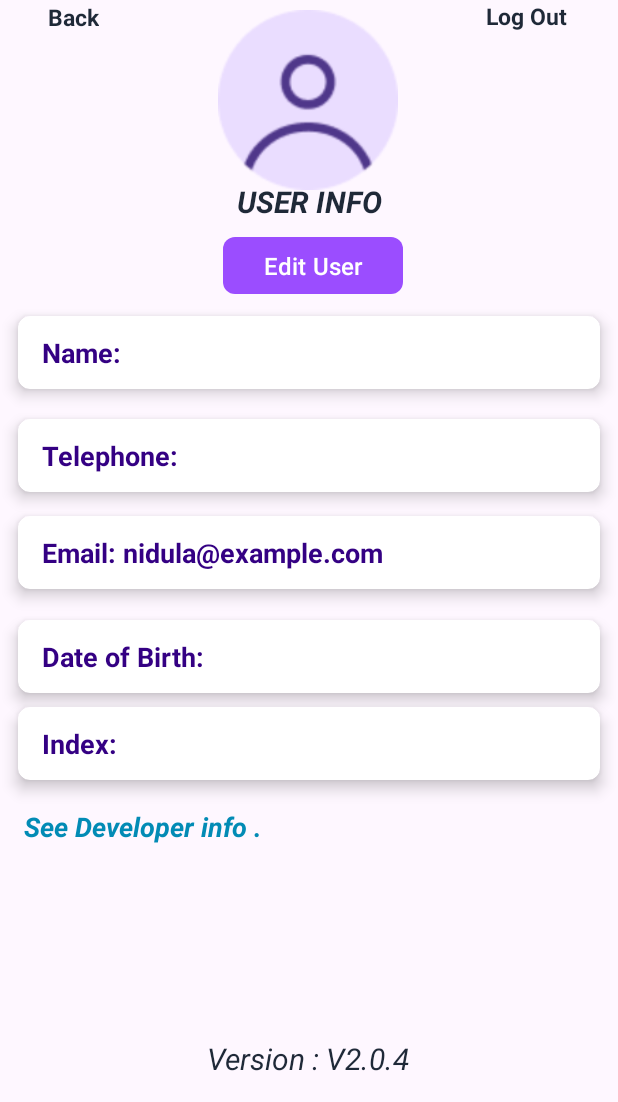
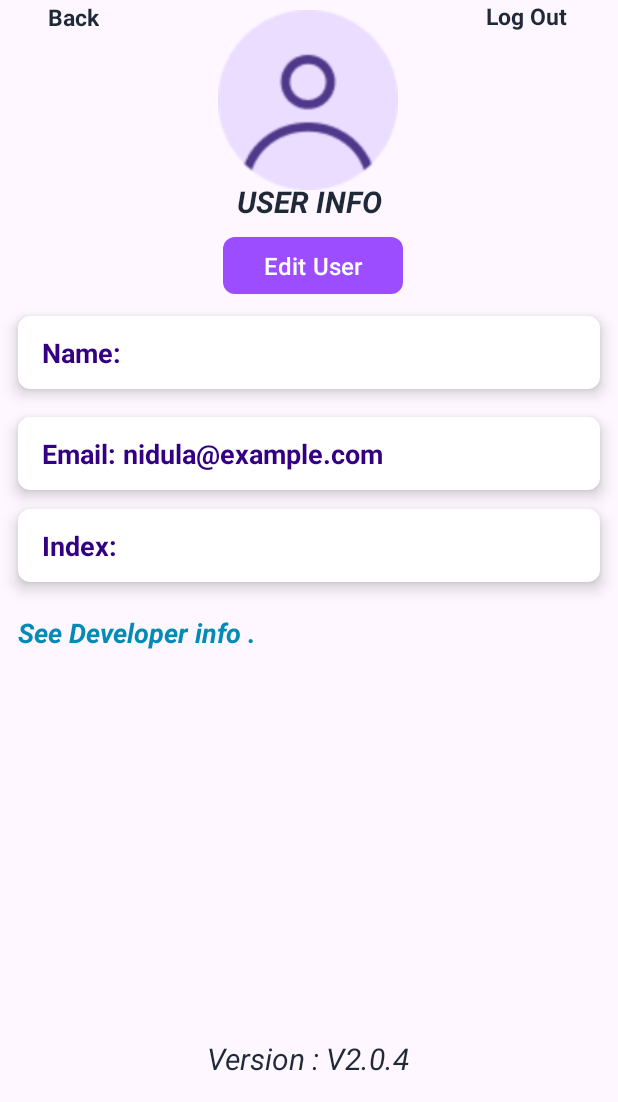
Before and after one commit to nidula6/FOTPulse, an Android app: the UserProfileActivity screen opened directly, with no data from a screen before it, after a tap on an icon or button, on a phone screen of 412 x 824 dp, the part 134-1236 px from its top. Run offline under Robolectric (Android 15) with nearby library versions, the phone set to English and light mode, and no system bars; our stand-ins replace Firebase (no records; nobody signed in at launch, a user with empty details on screens opened directly); 1 other tap on this screen came first.

Commit message:
bugs fixed

```diff
--- a/app/src/main/java/com/example/TechPulse/UserProfileActivity.java
+++ b/app/src/main/java/com/example/TechPulse/UserProfileActivity.java
@@ -1,5 +1,6 @@
 package com.example.TechPulse;
 
+import android.content.DialogInterface;
 import android.content.Intent;
 import android.os.Bundle;
 import android.view.View;
@@ -20,8 +21,8 @@ import com.google.firebase.database.FirebaseDatabase;
 public class UserProfileActivity extends AppCompatActivity {
 
     private ImageView logoutIcon, backIcon;
-    private TextView profileNameTextView, profileEmailTextView, profileTelephoneTextView, profileBirthdayTextView, profileIndexTextView;
-    private EditText profileNameEditText, profileEmailEditText, profileTelephoneEditText, profileBirthdayEditText, profileIndexEditText;
+    private TextView profileNameTextView, profileEmailTextView,profileIndexTextView;
+    private EditText profileNameEditText, profileEmailEditText, profileIndexEditText;
     private FirebaseAuth mAuth;
     private DatabaseReference usersRef;
     private MaterialButton editDetailsButton;
@@ -39,13 +40,9 @@ public class UserProfileActivity extends AppCompatActivity {
         // Bind views
         profileNameTextView = findViewById(R.id.profileNameTextView);
         profileEmailTextView = findViewById(R.id.profileEmailTextView);
-        profileTelephoneTextView = findViewById(R.id.profileTelephoneTextView);
-        profileBirthdayTextView = findViewById(R.id.profileBirthdayTextView);
         profileIndexTextView = findViewById(R.id.profileIndexTextView);
         profileNameEditText = findViewById(R.id.profileNameEditText);
         profileEmailEditText = findViewById(R.id.profileEmailEditText);
-        profileTelephoneEditText = findViewById(R.id.profileTelephoneEditText);
-        profileBirthdayEditText = findViewById(R.id.profileBirthdayEditText);
         profileIndexEditText = findViewById(R.id.profileIndexEditText);
         logoutIcon = findViewById(R.id.logout_icon);
         backIcon = findViewById(R.id.back_icon);
@@ -63,15 +60,11 @@ public class UserProfileActivity extends AppCompatActivity {
                     if (dataSnapshot.exists()) {
                         String name = dataSnapshot.child("name").getValue(String.class);
                         String email = dataSnapshot.child("email").getValue(String.class);
-                        String telephone = dataSnapshot.child("telephone").getValue(String.class);
-                        String birthday = dataSnapshot.child("birthday").getValue(String.class);
                         String index = dataSnapshot.child("indexNumber").getValue(String.class);
 
                         // Set data to TextViews
                         profileNameTextView.setText("Name: " + name);
                         profileEmailTextView.setText("Email: " + email);
-                        profileTelephoneTextView.setText("Telephone: " + telephone);
-                        profileBirthdayTextView.setText("Date of Birth: " + birthday);
                         profileIndexTextView.setText("Index: " + index);
                     }
                 } else {
@@ -87,60 +80,72 @@ public class UserProfileActivity extends AppCompatActivity {
                 if (isEditing) {
                     // Save changes to Firebase for editable fields
                     String updatedName = profileNameEditText.getText().toString();
-                    String updatedTelephone = profileTelephoneEditText.getText().toString();
-                    String updatedBirthday = profileBirthdayEditText.getText().toString();
+                    String updatedEmail = profileEmailEditText.getText().toString();
                     String updatedIndex = profileIndexEditText.getText().toString();
 
-                    // Do not update the email, keep it the same
+                    // Update the name, telephone, birthday, and index in Firebase Realtime Database
                     usersRef.child(userId).child("name").setValue(updatedName);
-                    usersRef.child(userId).child("telephone").setValue(updatedTelephone);
-                    usersRef.child(userId).child("birthday").setValue(updatedBirthday);
                     usersRef.child(userId).child("indexNumber").setValue(updatedIndex);
+
+                    // Update email in Firebase Authentication
+                    currentUser.updateEmail(updatedEmail).addOnCompleteListener(task -> {
+                        if (task.isSuccessful()) {
+                            // If email is updated in Firebase Authentication, update TextView
+                            profileEmailTextView.setText("Email: " + updatedEmail);
+                            Toast.makeText(UserProfileActivity.this, "Email updated successfully", Toast.LENGTH_SHORT).show();
+                        } else {
+                            Toast.makeText(UserProfileActivity.this, "Failed to update email", Toast.LENGTH_SHORT).show();
+                        }
+                    });
 
                     // Update the TextViews with the new values
                     profileNameTextView.setText("Name: " + updatedName);
-                    profileTelephoneTextView.setText("Telephone: " + updatedTelephone);
-                    profileBirthdayTextView.setText("Date of Birth: " + updatedBirthday);
                     profileIndexTextView.setText("Index: " + updatedIndex);
                 }
 
                 // Toggle visibility for editable fields
                 profileNameEditText.setVisibility(isEditing ? View.GONE : View.VISIBLE);
-                profileTelephoneEditText.setVisibility(isEditing ? View.GONE : View.VISIBLE);
-                profileBirthdayEditText.setVisibility(isEditing ? View.GONE : View.VISIBLE);
+                profileEmailEditText.setVisibility(isEditing ? View.GONE : View.VISIBLE);
                 profileIndexEditText.setVisibility(isEditing ? View.GONE : View.VISIBLE);
 
                 // Keep email TextView always visible
-                profileEmailTextView.setVisibility(View.VISIBLE);
+
 
                 // Toggle visibility for non-editable TextViews
                 profileNameTextView.setVisibility(isEditing ? View.VISIBLE : View.GONE);
-                profileTelephoneTextView.setVisibility(isEditing ? View.VISIBLE : View.GONE);
-                profileBirthdayTextView.setVisibility(isEditing ? View.VISIBLE : View.GONE);
                 profileIndexTextView.setVisibility(isEditing ? View.VISIBLE : View.GONE);
 
+                profileEmailTextView.setVisibility(isEditing ? View.VISIBLE : View.GONE);
                 // Change button text based on editing state
                 editDetailsButton.setText(isEditing ? "Edit User" : "Save Changes");
             });
 
         }
 
-        // Handle logout and back icons
         logoutIcon.setOnClickListener(v -> {
-            // Show a confirmation dialog
+            // Create an AlertDialog to confirm sign out
             new AlertDialog.Builder(UserProfileActivity.this)
                     .setMessage("Are you sure you want to log out?")
-                    .setCancelable(false)  // Prevent dismissing by tapping outside
-                    .setPositiveButton("Yes", (dialog, id) -> {
-                        mAuth.signOut();  // Perform logout
-                        Toast.makeText(UserProfileActivity.this, "Logged out successfully!", Toast.LENGTH_SHORT).show();
-                        startActivity(new Intent(UserProfileActivity.this, LoginActivity.class));
-                        finish();  // Close the UserProfileActivity
+                    .setCancelable(false) // Prevent dismissing by tapping outside
+                    .setPositiveButton("Yes", new DialogInterface.OnClickListener() {
+                        @Override
+                        public void onClick(DialogInterface dialog, int which) {
+                            // Log out the user
+                            mAuth.signOut();
+
+                            // Optionally show a toast to confirm the user is logged out
+                            Toast.makeText(UserProfileActivity.this, "Logged out successfully!", Toast.LENGTH_SHORT).show();
+
+                            // Redirect to the login activity or home page (you can choose either)
+                            Intent intent = new Intent(UserProfileActivity.this, LoginActivity.class);  // Replace with your LoginActivity
+                            intent.setFlags(Intent.FLAG_ACTIVITY_NEW_TASK | Intent.FLAG_ACTIVITY_CLEAR_TASK);  // Clear previous activities
+                            startActivity(intent);
+                            finish();  // Close the UserProfileActivity
+                        }
                     })
                     .setNegativeButton("No", null)  // Dismiss the dialog when "No" is clicked
-                    .show();  // Show the dialog
+                    .show();
         });
-
 
         backIcon.setOnClickListener(v -> onBackPressed());
 
--- a/app/src/main/res/layout/activity_full_news.xml
+++ b/app/src/main/res/layout/activity_full_news.xml
@@ -6,7 +6,7 @@
     android:layout_width="match_parent"
     android:layout_height="match_parent"
     android:padding="16dp"
-    android:background="#BEB0FA">
+    android:background="#d5ccfc">
 
 
     <ImageView
--- a/app/src/main/res/layout/activity_user_profile.xml
+++ b/app/src/main/res/layout/activity_user_profile.xml
@@ -75,57 +75,16 @@
         </androidx.cardview.widget.CardView>
 
         <androidx.cardview.widget.CardView
-            android:id="@+id/profileTelephoneCard"
+            android:id="@+id/profileEmailCard"
             android:layout_width="match_parent"
             android:layout_height="wrap_content"
-            android:layout_below="@id/profileNameCard"
+            android:layout_below="@id/profileEmailCard"
             android:layout_margin="12dp"
             app:cardCornerRadius="8dp"
             app:cardElevation="6dp"
             app:layout_constraintBottom_toBottomOf="parent"
             app:layout_constraintTop_toTopOf="parent"
-            app:layout_constraintVertical_bias="0.475"
-            tools:layout_editor_absoluteX="12dp">
-
-            <TextView
-                android:id="@+id/profileTelephoneTextView"
-                android:layout_width="wrap_content"
-                android:layout_height="wrap_content"
-                android:layout_gravity="center_vertical|start"
-                android:paddingStart="16dp"
-                android:paddingTop="12dp"
-                android:paddingBottom="12dp"
-                android:text="Telephone: 123-456-7890"
-                android:textColor="#340083"
-                android:textSize="18sp"
-                android:textStyle="bold" />
-
-            <EditText
-                android:id="@+id/profileTelephoneEditText"
-                android:layout_width="match_parent"
-                android:layout_height="wrap_content"
-                android:paddingStart="16dp"
-                android:paddingTop="12dp"
-                android:paddingBottom="12dp"
-                android:visibility="gone"
-                android:hint="Enter new telephone"
-                android:textColor="#340083"
-                android:textSize="18sp"
-                android:inputType="phone"/>
-
-        </androidx.cardview.widget.CardView>
-
-        <androidx.cardview.widget.CardView
-            android:id="@+id/profileEmailCard"
-            android:layout_width="match_parent"
-            android:layout_height="wrap_content"
-            android:layout_below="@id/profileTelephoneCard"
-            android:layout_margin="12dp"
-            app:cardCornerRadius="8dp"
-            app:cardElevation="6dp"
-            app:layout_constraintBottom_toBottomOf="parent"
-            app:layout_constraintTop_toTopOf="parent"
-            app:layout_constraintVertical_bias="0.561"
+            app:layout_constraintVertical_bias="0.473"
             tools:layout_editor_absoluteX="12dp">
 
             <TextView
@@ -138,64 +97,21 @@
                 android:text="Email: nidula@example.com"
                 android:textColor="#340083"
                 android:textSize="18sp"
-                android:textStyle="bold"/>
+                android:textStyle="bold" />
 
             <!-- EditText for Email (hidden by default) -->
             <EditText
                 android:id="@+id/profileEmailEditText"
                 android:layout_width="match_parent"
                 android:layout_height="wrap_content"
+                android:hint="Enter new email"
+                android:inputType="textEmailAddress"
                 android:paddingStart="16dp"
                 android:paddingTop="12dp"
                 android:paddingBottom="12dp"
-                android:visibility="gone"
-                android:hint="Enter new email"
-            android:textColor="#340083"
-            android:textSize="18sp"
-            android:inputType="textEmailAddress"/>
-
-        </androidx.cardview.widget.CardView>
-
-        <androidx.cardview.widget.CardView
-            android:id="@+id/profileBirthdayCard"
-            android:layout_width="match_parent"
-            android:layout_height="wrap_content"
-            android:layout_below="@id/profileEmailCard"
-            android:layout_margin="12dp"
-            app:cardCornerRadius="8dp"
-            app:cardElevation="6dp"
-            app:layout_constraintBottom_toBottomOf="parent"
-            app:layout_constraintTop_toTopOf="parent"
-            app:layout_constraintVertical_bias="0.653"
-            tools:layout_editor_absoluteX="8dp">
-
-            <TextView
-                android:id="@+id/profileBirthdayTextView"
-                android:layout_width="wrap_content"
-                android:layout_height="wrap_content"
-                android:layout_gravity="center_vertical|start"
-                android:paddingStart="16dp"
-                android:paddingTop="12dp"
-                android:paddingBottom="12dp"
-                android:text="Date Of Birth: 01-01-1990"
                 android:textColor="#340083"
                 android:textSize="18sp"
-                android:textStyle="bold" />
-
-            <EditText
-                android:id="@+id/profileBirthdayEditText"
-                android:layout_width="match_parent"
-                android:layout_height="wrap_content"
-                android:paddingStart="16dp"
-                android:paddingTop="12dp"
-                android:paddingBottom="12dp"
-                android:visibility="gone"
-                android:hint="Enter new Birth Day"
-                android:textColor="#340083"
-                android:textSize="18sp"
-                android:inputType="phone"/>
-
-
+                android:visibility="gone" />
 
         </androidx.cardview.widget.CardView>
 
@@ -209,8 +125,8 @@
             app:cardElevation="6dp"
             app:layout_constraintBottom_toBottomOf="parent"
             app:layout_constraintTop_toTopOf="parent"
-            app:layout_constraintVertical_bias="0.73"
-            tools:layout_editor_absoluteX="16dp">
+            app:layout_constraintVertical_bias="0.555"
+            tools:layout_editor_absoluteX="12dp">
 
             <TextView
                 android:id="@+id/profileIndexTextView"
@@ -222,21 +138,21 @@
                 android:text="Index: 12345"
                 android:textColor="#340083"
                 android:textSize="18sp"
-                android:textStyle="bold"/>
+                android:textStyle="bold" />
 
             <!-- EditText for Index (hidden by default) -->
             <EditText
                 android:id="@+id/profileIndexEditText"
                 android:layout_width="match_parent"
                 android:layout_height="wrap_content"
+                android:hint="Enter new index"
+                android:inputType="number"
                 android:paddingStart="16dp"
                 android:paddingTop="12dp"
                 android:paddingBottom="12dp"
-                android:visibility="gone"
-            android:hint="Enter new index"
-            android:textColor="#340083"
-            android:textSize="18sp"
-            android:inputType="number"/>
+                android:textColor="#340083"
+                android:textSize="18sp"
+                android:visibility="gone" />
 
 
         </androidx.cardview.widget.CardView>
@@ -342,10 +258,10 @@
 
             app:layout_constraintBottom_toBottomOf="parent"
             app:layout_constraintEnd_toEndOf="parent"
-            app:layout_constraintHorizontal_bias="0.063"
+            app:layout_constraintHorizontal_bias="0.047"
             app:layout_constraintStart_toStartOf="parent"
             app:layout_constraintTop_toTopOf="parent"
-            app:layout_constraintVertical_bias="0.786" />
+            app:layout_constraintVertical_bias="0.624" />
 
         <TextView
             android:id="@+id/back"
--- a/app/src/main/res/layout/news_item.xml
+++ b/app/src/main/res/layout/news_item.xml
@@ -2,13 +2,15 @@
 <androidx.cardview.widget.CardView xmlns:android="http://schemas.android.com/apk/res/android"
     android:layout_width="match_parent"
     android:layout_height="150dp"
-    android:elevation="4dp">
+    android:elevation="4dp"
+    >
 
     <LinearLayout
         android:layout_width="match_parent"
         android:layout_height="match_parent"
         android:orientation="horizontal"
-        android:padding="12dp">
+        android:padding="12dp"
+        android:background="@color/purple_background">
 
         <ImageView
             android:id="@+id/newsImage"
--- a/app/src/main/res/values/colors.xml
+++ b/app/src/main/res/values/colors.xml
@@ -11,6 +11,7 @@
     <color name="purple_background">#f7f0fa</color>
 
     <color name="newsBG">#dcbbf0</color>
+    <color name="newsBGh">#472180</color>
 
     <color name="searchBG">#dcbbf0</color>
     <color name="user">#8133F1</color>
```
Also changed, not shown: app/src/main/res/layout/activity_category_news.xml (+28 -33 lines), app/src/main/res/layout/activity_home.xml (+13 -10 lines), app/src/main/res/layout/activity_login.xml (+34 -20 lines), app/src/main/res/drawable/formlog.png (added), app/src/main/res/drawable/loginform.png (added).
